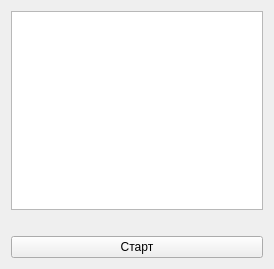
The window that res/selectrecord.ui (Ingener74/Cobalt) describes before a commit, drawn with Qt 5.
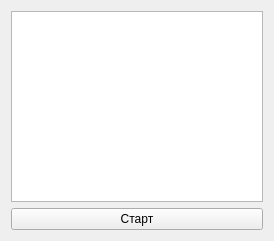
The same window after the commit. Icons and pictures are not drawn.

Commit message: Переделал почти всё

Diff of the .ui file:
```diff
--- a/res/selectrecord.ui
+++ b/res/selectrecord.ui
@@ -7,7 +7,7 @@
     <x>0</x>
     <y>0</y>
     <width>274</width>
-    <height>269</height>
+    <height>241</height>
    </rect>
   </property>
   <property name="windowTitle">
@@ -17,24 +17,9 @@
    <iconset resource="resources.qrc">
     <normaloff>:/main/main.png</normaloff>:/main/main.png</iconset>
   </property>
-  <layout class="QVBoxLayout" name="verticalLayout_2">
-   <item>
-    <widget class="QTableWidget" name="tableWidgetSelect"/>
-   </item>
-   <item>
     <layout class="QVBoxLayout" name="verticalLayout">
      <item>
-      <spacer name="horizontalSpacer">
-       <property name="orientation">
-        <enum>Qt::Horizontal</enum>
-       </property>
-       <property name="sizeHint" stdset="0">
-        <size>
-         <width>40</width>
-         <height>20</height>
-        </size>
-       </property>
-      </spacer>
+    <widget class="QListWidget" name="listWidgetSelect"/>
      </item>
      <item>
       <widget class="QPushButton" name="pushButtonStart">
@@ -42,8 +27,6 @@
         <string>Старт</string>
        </property>
       </widget>
-     </item>
-    </layout>
    </item>
   </layout>
  </widget>
```
Lines whose indentation alone changed are shown as unchanged. The commit also changes 2 other files.
